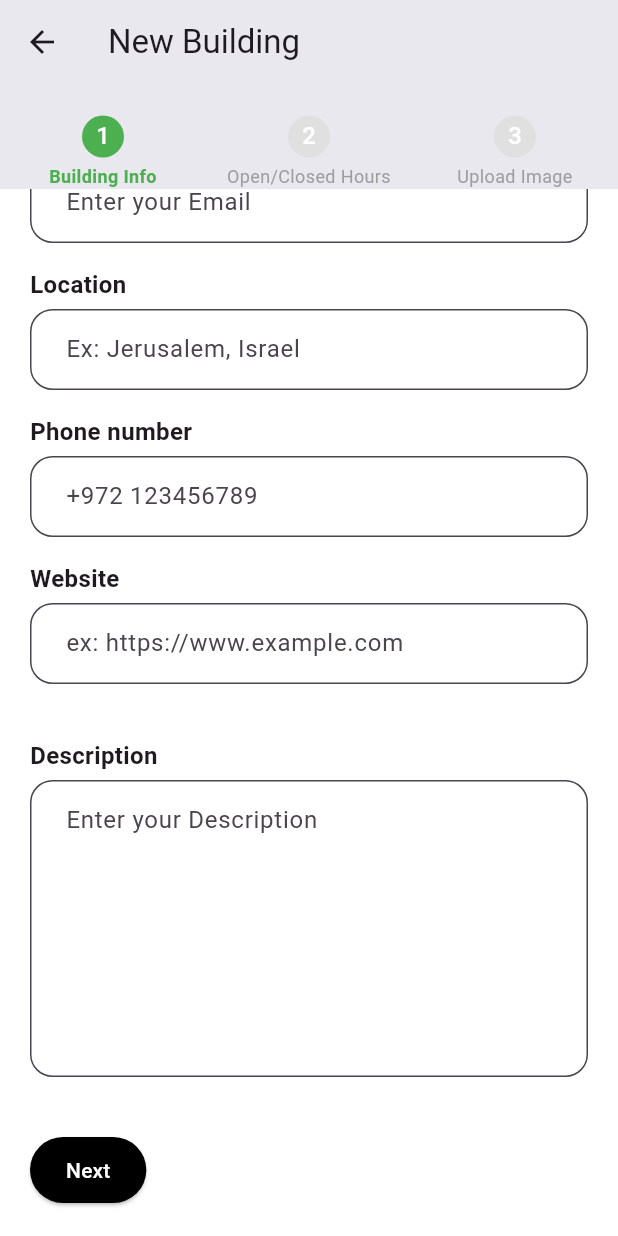
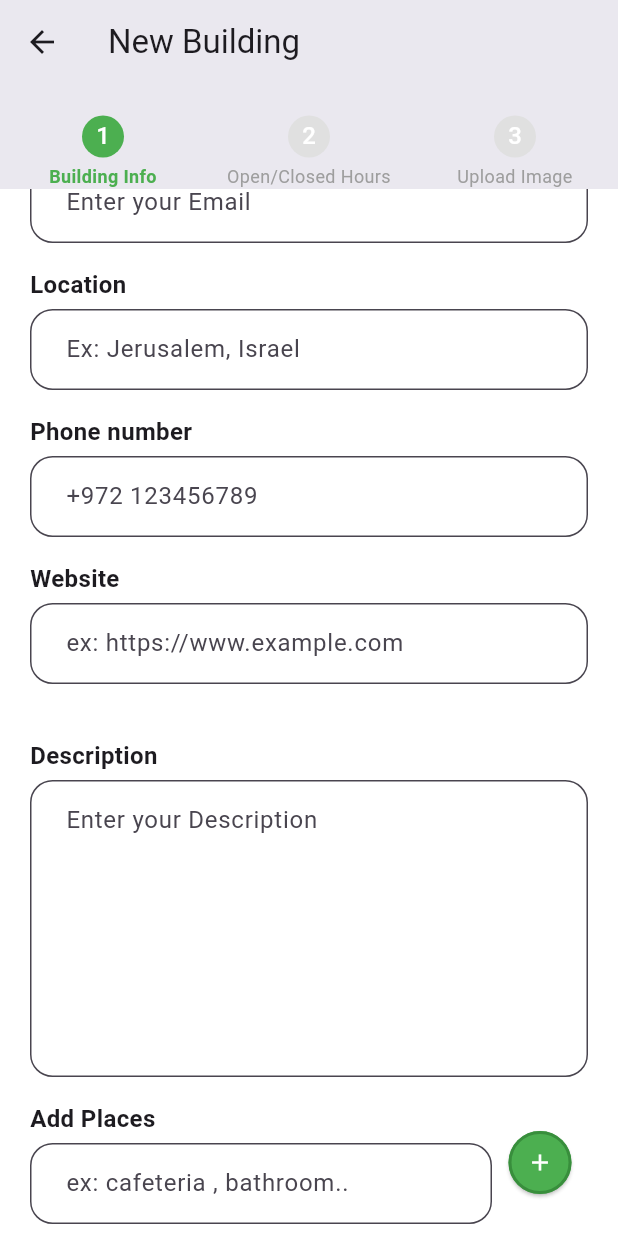
Before and after one commit to MalikKa2002/final_project, a Flutter app: the FormScreen screen opened directly, scrolled down 212 dp, on a phone screen of 412 x 824 dp. Run offline on Flutter 3.47's test engine with Material 3 defaults, Android fonts, the phone set to English and light mode, and no system bars; our stand-ins replace camera, carousel_slider, cloud_firestore, dotted_border, file_picker, firebase_auth and 7 more; accounts and stored records are empty; generated files the repository leaves out were written again.

Commit message:
Add place input functionality to FormScreen; update HomeScreen to navigate to SettingsScreen and adjust navigation bar labels

```diff
--- a/smart_guide/lib/Screens/form_screen.dart
+++ b/smart_guide/lib/Screens/form_screen.dart
@@ -27,6 +27,7 @@ class _FormScreenState extends State<FormScreen> {
   final TextEditingController _phoneController = TextEditingController();
   final TextEditingController _websiteController = TextEditingController();
   final TextEditingController _descriptionController = TextEditingController();
+  final TextEditingController _placeController = TextEditingController();
 
   // Operating hours map for each day.
   Map<String, Map<String, String>> _operatingHours = {
@@ -43,6 +44,7 @@ class _FormScreenState extends State<FormScreen> {
   Uint8List? _coverImage;
   List<Uint8List> _galleryImages = [];
   List<Uint8List> _albumImages = [];
+  List<String> _places = [];
 
   void _nextStep() {
     if (_currentStep < 2) {
@@ -55,6 +57,16 @@ class _FormScreenState extends State<FormScreen> {
   void _prevStep() {
     if (_currentStep > 0) {
       setState(() => _currentStep--);
+    }
+  }
+
+  void _addPlace() {
+    final place = _placeController.text.trim();
+    if (place.isNotEmpty && !_places.contains(place)) {
+      setState(() {
+        _places.add(place);
+        _placeController.clear();
+      });
     }
   }
 
@@ -89,6 +101,7 @@ class _FormScreenState extends State<FormScreen> {
       "phone": _phoneController.text,
       "website": _websiteController.text,
       "description": _descriptionController.text,
+      "places": _places,
       "operating_hours": _operatingHours,
       "cover_image": "",
       "gallery_images": [],
@@ -207,6 +220,45 @@ class _FormScreenState extends State<FormScreen> {
               maxLines: 7,
               validator: Validators.validateDescription,
             ),
+            Row(
+              crossAxisAlignment: CrossAxisAlignment.center,
+              // mainAxisAlignment: MainAxisAlignment.center,
+              children: [
+                Expanded(
+                  child: FormInputField(
+                    label: 'Add Places ',
+                    hintText: 'ex: cafeteria , bathroom..',
+                    controller: _placeController,
+                    validator: null,
+                  ),
+                ),
+                ElevatedButton(
+                  style: ElevatedButton.styleFrom(
+                    backgroundColor: Colors.green,
+                    shape: CircleBorder(
+                      side: BorderSide(color: Colors.green.shade700, width: 2),
+                    ),
+                    padding: EdgeInsets.symmetric(horizontal: 12, vertical: 12),
+                  ),
+                  onPressed: _addPlace,
+                  child: Icon(Icons.add, color: Colors.white),
+                ),
+              ],
+            ),
+            Wrap(
+              spacing: 8,
+              children: _places
+                  .map((place) => Chip(
+                        label: Text(place),
+                        onDeleted: () {
+                          setState(() {
+                            _places.remove(place);
+                          });
+                        },
+                      ))
+                  .toList(),
+            ),
+            SizedBox(height: 20),
           ],
         );
       case 1:
--- a/smart_guide/lib/components/nav_bar.dart
+++ b/smart_guide/lib/components/nav_bar.dart
@@ -31,8 +31,8 @@ class CustomBottomNavBar extends StatelessWidget {
           label: local.navigation,
         ),
         BottomNavigationBarItem(
-          icon: Icon(Icons.account_circle_outlined),
-          label: local.profile,
+          icon: Icon(Icons.settings_outlined),
+          label: local.settings,
         ),
       ],
     );
```
Also changed, not shown: smart_guide/lib/Screens/home_screen.dart (+8 -8 lines).
